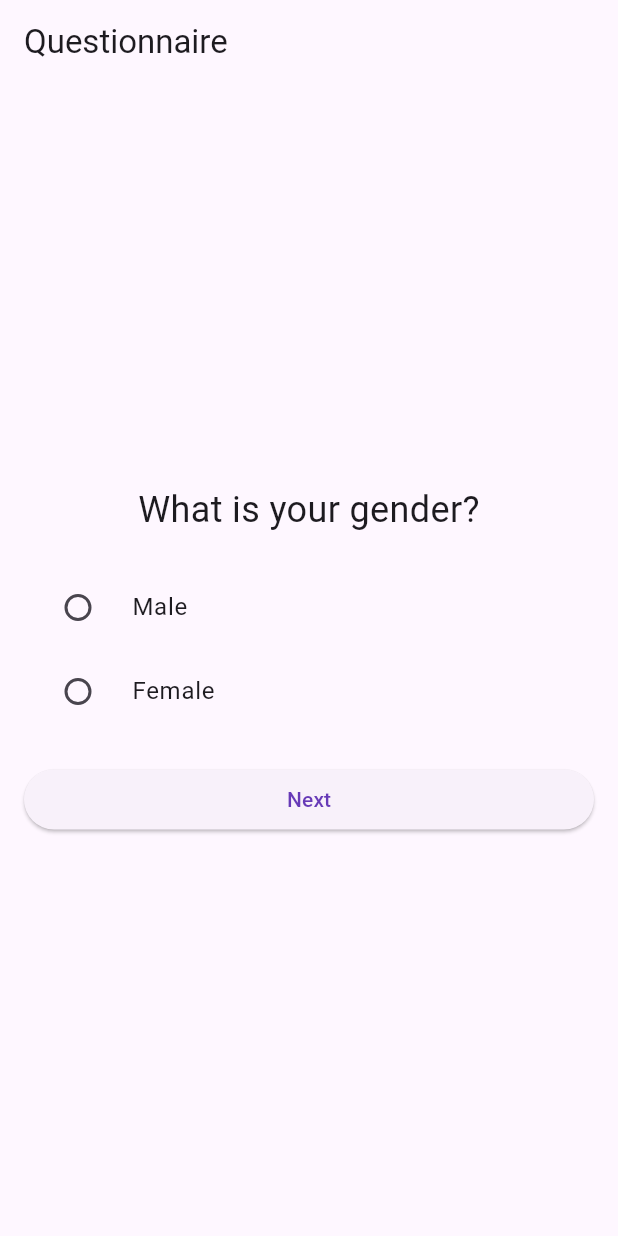
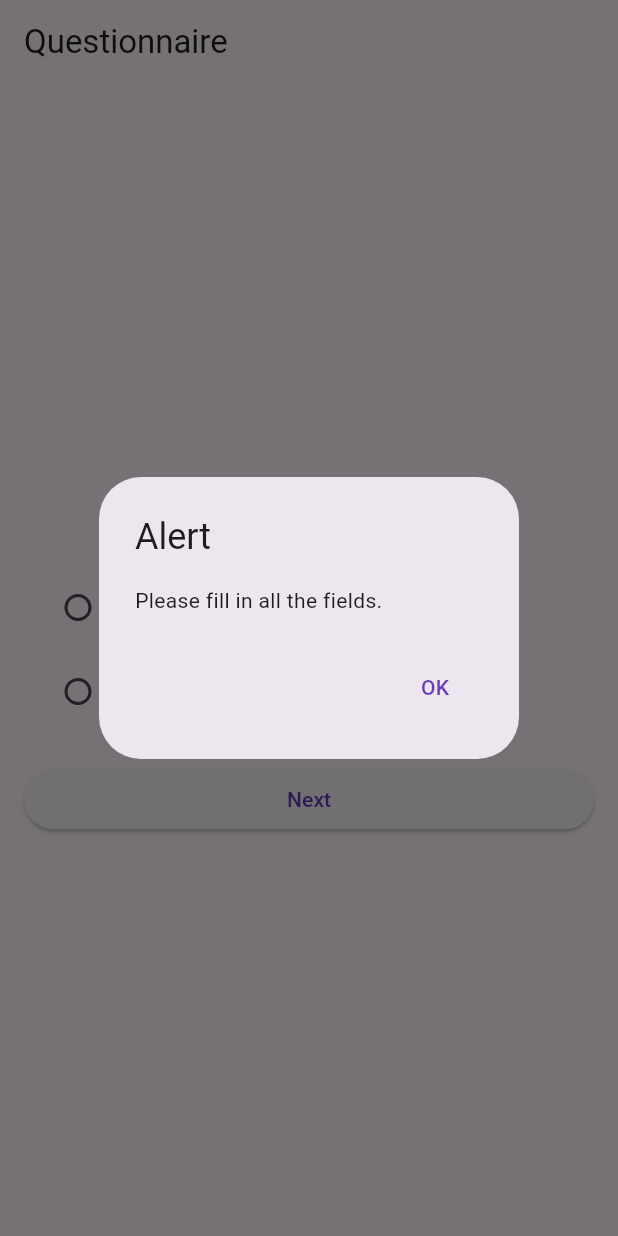
Before and after one commit to fouda19/KhayalApp, a Flutter app: the screen it shows after launch, after a tap on "Next", on a phone screen of 412 x 824 dp. Run offline on Flutter 3.47's test engine with Material 3 defaults, Android fonts, the phone set to English and light mode, and no system bars.

Commit message:
validation, email verification and questions required before next step

```diff
--- a/khayalfit/lib/pages/homepage.dart
+++ b/khayalfit/lib/pages/homepage.dart
@@ -14,6 +14,7 @@ class MyHomePage extends StatefulWidget {
 enum QuestionType { text, radio, dropdown, multipleFields }
 
 class SubQuestion {
+  // for multiple questions in the same page
   final String text;
   final QuestionType type;
   final List<String>? options;
@@ -25,7 +26,8 @@ class Question {
   final String text;
   final QuestionType type;
   final List<String>? options;
-  final List<SubQuestion>? subQuestions;
+  final List<SubQuestion>?
+      subQuestions; // for multiple questions in the same page
 
   Question(this.text, this.type, {this.options, this.subQuestions});
 }
@@ -95,9 +97,11 @@ class _MyHomePageState extends State<MyHomePage> {
   int _currentQuestionIndex = 0;
   Map<int, dynamic> _answers = {};
   Map<int, bool> _isValid = {};
+  Map<int, bool> _isEmailValid = {};
 
   void _nextQuestion() {
-  if (_validateCurrentQuestion()) {
+    //next button
+    if ((_validateCurrentQuestion() == "truetrue") || (_validateCurrentQuestion() == "truefalse")) {
       if (_currentQuestionIndex < _questions.length - 1) {
         setState(() {
           _currentQuestionIndex++;
@@ -107,10 +111,32 @@ class _MyHomePageState extends State<MyHomePage> {
           curve: Curves.easeInOut,
         );
       }
+    } else {
+      if (_validateCurrentQuestion() == "falsefalse" ||
+          _validateCurrentQuestion() == "falsetrue") {
+        showDialog(
+          context: context,
+          builder: (context) {
+            return AlertDialog(
+              title: Text('Alert'),
+              content: Text('Please fill in all the fields.'),
+              actions: [
+                TextButton(
+                  onPressed: () {
+                    Navigator.of(context).pop();
+                  },
+                  child: Text('OK'),
+                ),
+              ],
+            );
+          },
+        );
+      }
     }
   }
 
   void _previousQuestion() {
+    //back button
     if (_currentQuestionIndex > 0) {
       setState(() {
         _currentQuestionIndex--;
@@ -123,14 +149,104 @@ class _MyHomePageState extends State<MyHomePage> {
   }
 
   void _submitAnswers() {
-    if (_validateCurrentQuestion()) {
+    // submit button
+    if (_validateCurrentQuestion() == "truetrue") {
       print(_answers);
+      showDialog(
+          context: context,
+          builder: (context) {
+            return AlertDialog(
+              title: Text('Thank You'),
+              content: Text('Your data has been received.'),
+              actions: [
+                TextButton(
+                  onPressed: () {
+                    Navigator.of(context).pop();
+                  },
+                  child: Text('OK'),
+                ),
+              ],
+            );
+          },
+        );
+    } else {
+      if (_validateCurrentQuestion() == "falsefalse" ||
+          _validateCurrentQuestion() == "falsetrue") {
+        showDialog(
+          context: context,
+          builder: (context) {
+            return AlertDialog(
+              title: Text('Alert'),
+              content: Text('Please fill in all the fields.'),
+              actions: [
+                TextButton(
+                  onPressed: () {
+                    Navigator.of(context).pop();
+                  },
+                  child: Text('OK'),
+                ),
+              ],
+            );
+          },
+        );
+      }else{
+        if (_validateCurrentQuestion() == "truefalse") {
+          showDialog(
+            context: context,
+            builder: (context) {
+              return AlertDialog(
+                title: Text('Alert'),
+                content: Text('Email and Confirm Email do not match.'),
+                actions: [
+                  TextButton(
+                    onPressed: () {
+                      Navigator.of(context).pop();
+                    },
+                    child: Text('OK'),
+                  ),
+                ],
+              );
+            },
+          );
+        }
+      }
     }
   }
 
-    bool _validateCurrentQuestion() {
+  // bool _validateEmailFields(int questionIndex) {
+  //   final answers = _answers[questionIndex] as Map?;
+  //   if (answers != null) {
+  //     final email = answers[0];
+  //     final confirmEmail = answers[1];
+  //     if (email != confirmEmail) {
+  //       showDialog(
+  //         context: context,
+  //         builder: (context) {
+  //           return AlertDialog(
+  //             title: Text('Error'),
+  //             content: Text('Email and Confirm Email do not match.'),
+  //             actions: [
+  //               TextButton(
+  //                 onPressed: () {
+  //                   Navigator.of(context).pop();
+  //                 },
+  //                 child: Text('OK'),
+  //               ),
+  //             ],
+  //           );
+  //         },
+  //       );
+  //       return false;
+  //     }
+  //   }
+  //   return true;
+  // }
+
+  String _validateCurrentQuestion() {
+    // to check that all questions are answered
     final question = _questions[_currentQuestionIndex];
     bool isValid = false;
+    bool isEmailValid = false;
 
     if (question.type == QuestionType.text) {
       final answer = _answers[_currentQuestionIndex];
@@ -147,24 +263,35 @@ class _MyHomePageState extends State<MyHomePage> {
         isValid = false;
       } else {
         isValid = question.subQuestions!.every((subQuestion) {
-          final subAnswer = answers[question.subQuestions!.indexOf(subQuestion)];
-          return subAnswer != null && (subAnswer is String ? subAnswer.isNotEmpty : subAnswer != null);
+          final subAnswer =
+              answers[question.subQuestions!.indexOf(subQuestion)];
+          return subAnswer != null &&
+              (subAnswer is String ? subAnswer.isNotEmpty : subAnswer != null);
         });
+        if (isValid &&
+            (answers.values.elementAt(3) != (answers.values.elementAt(4)))) {
+          // to check that email and confirm email are identical
+          isEmailValid = false;
+        } else {
+          if (isValid) isEmailValid = true;
+        }
       }
     }
 
     setState(() {
       _isValid[_currentQuestionIndex] = isValid;
+      _isEmailValid[_currentQuestionIndex] = isEmailValid;
     });
-
-    return isValid;
+    return isValid.toString() + isEmailValid.toString();
   }
 
   void _saveAnswer(int index, dynamic answer) {
+    // saving the answer for every question
     _answers[index] = answer;
   }
 
   void _saveSubAnswer(int questionIndex, int subQuestionIndex, dynamic answer) {
+    //saving the answers for a page that has multiple questions in it
     if (_answers[questionIndex] == null) {
       _answers[questionIndex] = {};
     }
@@ -244,9 +371,12 @@ class _MyHomePageState extends State<MyHomePage> {
                                 style: TextStyle(fontSize: 18),
                               ),
                               SizedBox(height: 8),
-                                if (subQuestion.text == 'Phone Number')
+                              if (subQuestion.text ==
+                                  'Phone Number') // to make sure phone number is entered in digits only
                                 TextField(
-                                  inputFormatters: [FilteringTextInputFormatter.digitsOnly],
+                                  inputFormatters: [
+                                    FilteringTextInputFormatter.digitsOnly
+                                  ],
                                   onChanged: (value) =>
                                       _saveSubAnswer(index, subIndex, value),
                                   decoration: InputDecoration(
@@ -270,17 +400,20 @@ class _MyHomePageState extends State<MyHomePage> {
                     ),
                   ),
                 SizedBox(height: 20),
-                if (_currentQuestionIndex < _questions.length - 1)
+                if (_currentQuestionIndex <
+                    _questions.length -
+                        1) // to show next button if there are more questions
                   ElevatedButton(
                     onPressed: _nextQuestion,
                     child: Text('Next'),
                   )
-                else
+                else // to show submit button if there are no more questions
                   ElevatedButton(
                     onPressed: _submitAnswers,
                     child: Text('Submit'),
                   ),
-                if (_currentQuestionIndex > 0)
+                if (_currentQuestionIndex >
+                    0) // to show back button if there are previous questions
                   ElevatedButton(
                     onPressed: _previousQuestion,
                     child: Text('Back'),
```
Lines whose indentation alone changed are shown as unchanged.
